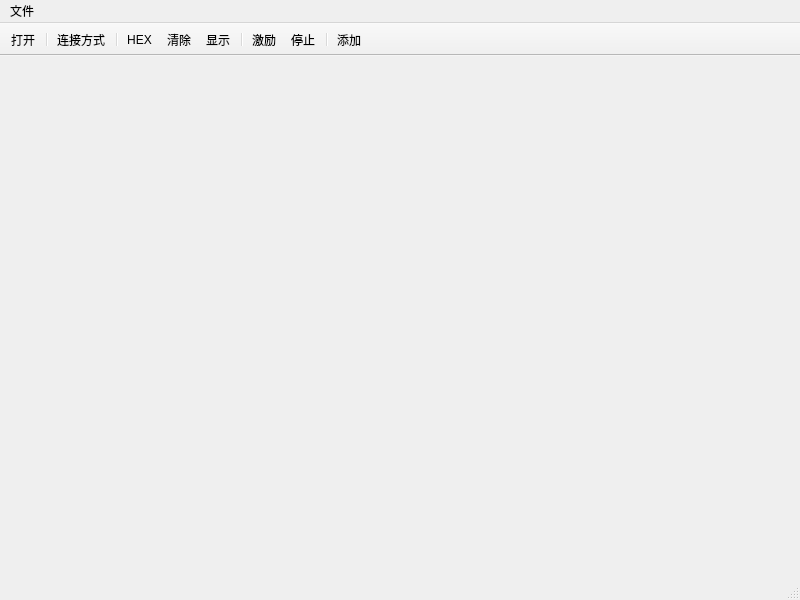
Old version of the form mainwindow.ui in the repository LinusKimi/uartTool.
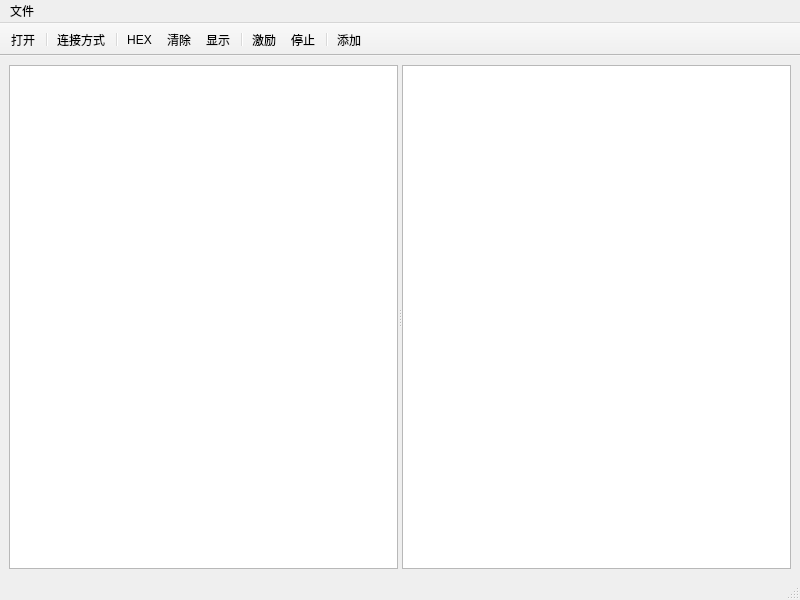
New version of the form. Icons and pictures are not drawn.

What changed in the file:
```diff
--- a/mainwindow.ui
+++ b/mainwindow.ui
@@ -19,7 +19,36 @@
   <property name="windowTitle">
    <string>赛博朋克2077</string>
   </property>
-  <widget class="QWidget" name="centralwidget"/>
+  <widget class="QWidget" name="centralwidget">
+   <layout class="QGridLayout" name="gridLayout">
+    <item row="0" column="0">
+     <widget class="QSplitter" name="splitter">
+      <property name="orientation">
+       <enum>Qt::Horizontal</enum>
+      </property>
+      <property name="childrenCollapsible">
+       <bool>false</bool>
+      </property>
+      <widget class="QTextBrowser" name="textBrowser">
+       <property name="minimumSize">
+        <size>
+         <width>60</width>
+         <height>0</height>
+        </size>
+       </property>
+      </widget>
+      <widget class="QTableView" name="tableView">
+       <property name="minimumSize">
+        <size>
+         <width>60</width>
+         <height>0</height>
+        </size>
+       </property>
+      </widget>
+     </widget>
+    </item>
+   </layout>
+  </widget>
   <widget class="QMenuBar" name="menubar">
    <property name="geometry">
     <rect>
```
Left out of the diff: 2 changed lines with no effect on the pictures.
